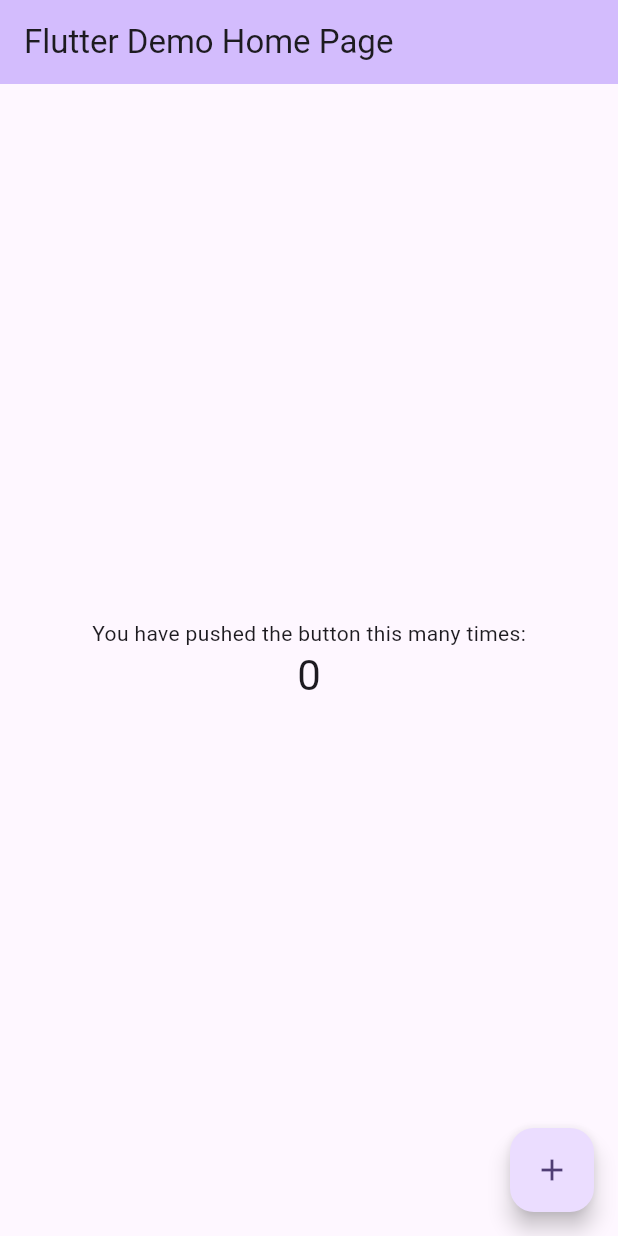
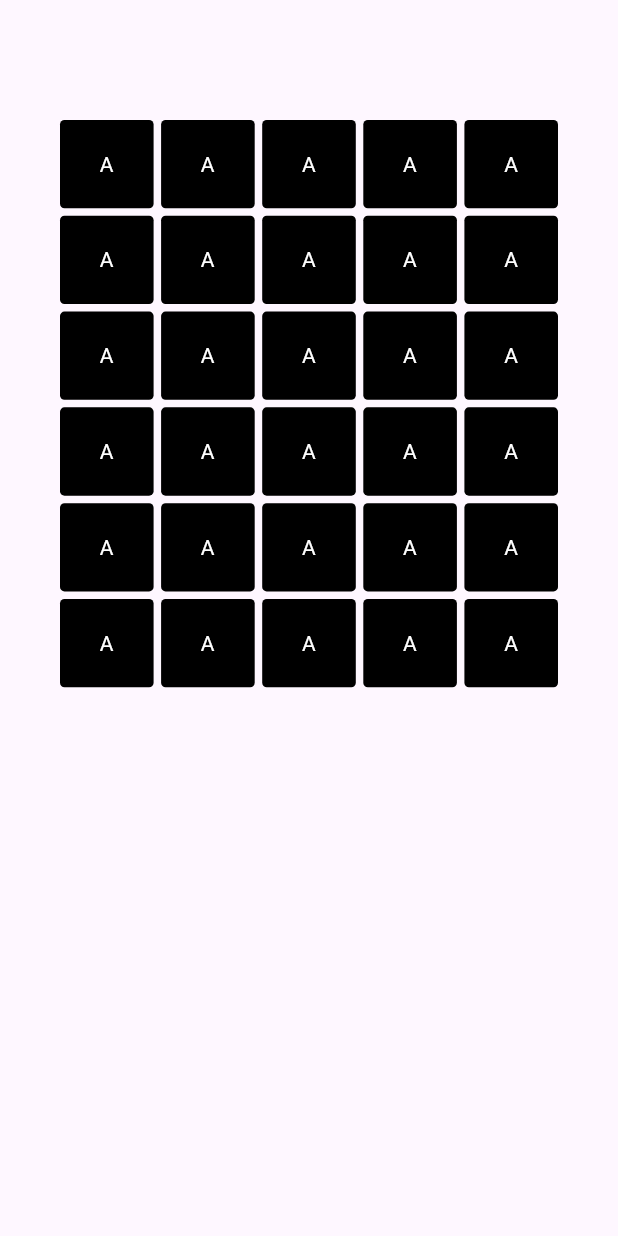
Before and after one commit to amatlynd/wordly, a Flutter app: the screen it shows after launch, on a phone screen of 412 x 824 dp. Run offline on Flutter 3.47's test engine with Material 3 defaults, Android fonts, the phone set to English and light mode, and no system bars.

```diff
--- /dev/null
+++ b/lib/GuessScreen/GuessScreen.dart
@@ -0,0 +1,37 @@
+import 'package:flutter/material.dart';
+import 'package:wordly/GuessScreen/LetterSection/GuessSection/LetterRow.dart';
+
+class GuessScreen extends StatefulWidget {
+  const GuessScreen({super.key});
+
+  @override
+  State<GuessScreen> createState() => _GuessScreenState();
+}
+
+class _GuessScreenState extends State<GuessScreen> {
+  @override
+  Widget build(BuildContext context) {
+    return SafeArea(
+      child: Scaffold(
+        body: Container(
+          width: MediaQuery.sizeOf(context).width,
+          padding: EdgeInsets.symmetric(horizontal: 40),
+          child: Column(
+            children: [
+              const SizedBox(
+                height: 80,
+              ),
+              ...List.generate(11, (ind) {
+                return ind % 2 == 0
+                    ? const LetterRow()
+                    : const SizedBox(
+                        height: 5,
+                      );
+              }),
+            ],
+          ),
+        ),
+      ),
+    );
+  }
+}
--- /dev/null
+++ b/lib/GuessScreen/LetterSection/GuessSection/LetterBlock.dart
@@ -0,0 +1,32 @@
+import 'package:flutter/material.dart';
+
+class LetterBlock extends StatelessWidget {
+  final Color blockColor;
+  final String blockLetter;
+  const LetterBlock({
+    super.key,
+    this.blockColor = Colors.black,
+    required this.blockLetter,
+  });
+
+  @override
+  Widget build(BuildContext context) {
+    return Expanded(
+      child: Container(
+        decoration: BoxDecoration(
+          color: blockColor,
+          borderRadius: BorderRadius.all(Radius.circular(3)),
+        ),
+        width: MediaQuery.sizeOf(context).width / 7,
+        height: MediaQuery.sizeOf(context).width / 7,
+        child: Center(
+          child: Text(
+            blockLetter,
+            textAlign: TextAlign.center,
+            style: const TextStyle(color: Colors.white),
+          ),
+        ),
+      ),
+    );
+  }
+}
--- /dev/null
+++ b/lib/GuessScreen/LetterSection/GuessSection/LetterRow.dart
@@ -0,0 +1,20 @@
+import 'package:flutter/material.dart';
+import 'package:wordly/GuessScreen/LetterSection/GuessSection/LetterBlock.dart';
+
+class LetterRow extends StatelessWidget {
+  const LetterRow({super.key});
+
+  @override
+  Widget build(BuildContext context) {
+    return Row(
+      mainAxisAlignment: MainAxisAlignment.spaceEvenly,
+      children: List.generate(9, (ind) {
+        return ind % 2 == 0
+            ? const LetterBlock(blockLetter: 'A')
+            : const SizedBox(
+                width: 5,
+              );
+      }),
+    );
+  }
+}
--- a/lib/main.dart
+++ b/lib/main.dart
@@ -1,4 +1,5 @@
 import 'package:flutter/material.dart';
+import 'package:wordly/GuessScreen/GuessScreen.dart';
 
 void main() {
   runApp(const MyApp());
@@ -13,113 +14,10 @@ class MyApp extends StatelessWidget {
     return MaterialApp(
       title: 'Flutter Demo',
       theme: ThemeData(
-        // This is the theme of your application.
-        //
-        // TRY THIS: Try running your application with "flutter run". You'll see
-        // the application has a purple toolbar. Then, without quitting the app,
-        // try changing the seedColor in the colorScheme below to Colors.green
-        // and then invoke "hot reload" (save your changes or press the "hot
-        // reload" button in a Flutter-supported IDE, or press "r" if you used
-        // the command line to start the app).
-        //
-        // Notice that the counter didn't reset back to zero; the application
-        // state is not lost during the reload. To reset the state, use hot
-        // restart instead.
-        //
-        // This works for code too, not just values: Most code changes can be
-        // tested with just a hot reload.
         colorScheme: ColorScheme.fromSeed(seedColor: Colors.deepPurple),
         useMaterial3: true,
       ),
-      home: const MyHomePage(title: 'Flutter Demo Home Page'),
+      home: const GuessScreen(),
     );
   }
 }
-
-class MyHomePage extends StatefulWidget {
-  const MyHomePage({super.key, required this.title});
-
-  // This widget is the home page of your application. It is stateful, meaning
-  // that it has a State object (defined below) that contains fields that affect
-  // how it looks.
-
-  // This class is the configuration for the state. It holds the values (in this
-  // case the title) provided by the parent (in this case the App widget) and
-  // used by the build method of the State. Fields in a Widget subclass are
-  // always marked "final".
-
-  final String title;
-
-  @override
-  State<MyHomePage> createState() => _MyHomePageState();
-}
-
-class _MyHomePageState extends State<MyHomePage> {
-  int _counter = 0;
-
-  void _incrementCounter() {
-    setState(() {
-      // This call to setState tells the Flutter framework that something has
-      // changed in this State, which causes it to rerun the build method below
-      // so that the display can reflect the updated values. If we changed
-      // _counter without calling setState(), then the build method would not be
-      // called again, and so nothing would appear to happen.
-      _counter++;
-    });
-  }
-
-  @override
-  Widget build(BuildContext context) {
-    // This method is rerun every time setState is called, for instance as done
-    // by the _incrementCounter method above.
-    //
-    // The Flutter framework has been optimized to make rerunning build methods
-    // fast, so that you can just rebuild anything that needs updating rather
-    // than having to individually change instances of widgets.
-    return Scaffold(
-      appBar: AppBar(
-        // TRY THIS: Try changing the color here to a specific color (to
-        // Colors.amber, perhaps?) and trigger a hot reload to see the AppBar
-        // change color while the other colors stay the same.
-        backgroundColor: Theme.of(context).colorScheme.inversePrimary,
-        // Here we take the value from the MyHomePage object that was created by
-        // the App.build method, and use it to set our appbar title.
-        title: Text(widget.title),
-      ),
-      body: Center(
-        // Center is a layout widget. It takes a single child and positions it
-        // in the middle of the parent.
-        child: Column(
-          // Column is also a layout widget. It takes a list of children and
-          // arranges them vertically. By default, it sizes itself to fit its
-          // children horizontally, and tries to be as tall as its parent.
-          //
-          // Column has various properties to control how it sizes itself and
-          // how it positions its children. Here we use mainAxisAlignment to
-          // center the children vertically; the main axis here is the vertical
-          // axis because Columns are vertical (the cross axis would be
-          // horizontal).
-          //
-          // TRY THIS: Invoke "debug painting" (choose the "Toggle Debug Paint"
-          // action in the IDE, or press "p" in the console), to see the
-          // wireframe for each widget.
-          mainAxisAlignment: MainAxisAlignment.center,
-          children: <Widget>[
-            const Text(
-              'You have pushed the button this many times:',
-            ),
-            Text(
-              '$_counter',
-              style: Theme.of(context).textTheme.headlineMedium,
-            ),
-          ],
-        ),
-      ),
-      floatingActionButton: FloatingActionButton(
-        onPressed: _incrementCounter,
-        tooltip: 'Increment',
-        child: const Icon(Icons.add),
-      ), // This trailing comma makes auto-formatting nicer for build methods.
-    );
-  }
-}
```
Also changed, not shown: lib/GuessScreen/LetterSection/Keyboard/Keyboard.dart (added).
